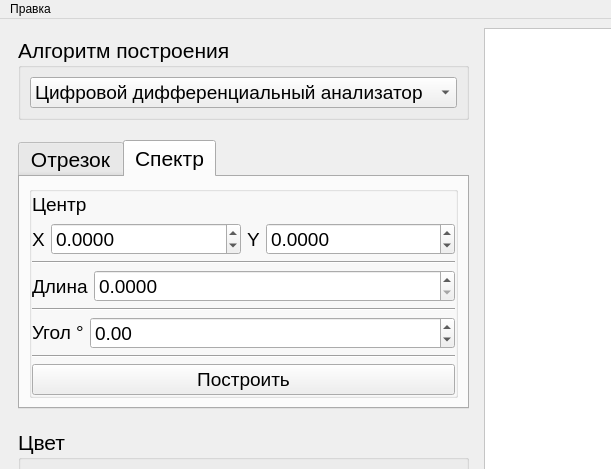
jayziga98/BMSTU-sem4-CG, file lab_03/lab_03/mainwindow.ui: the form before one commit; both pictures show x 0 to 611 and y 0 to 469 of the 1123 by 780 pixel window.
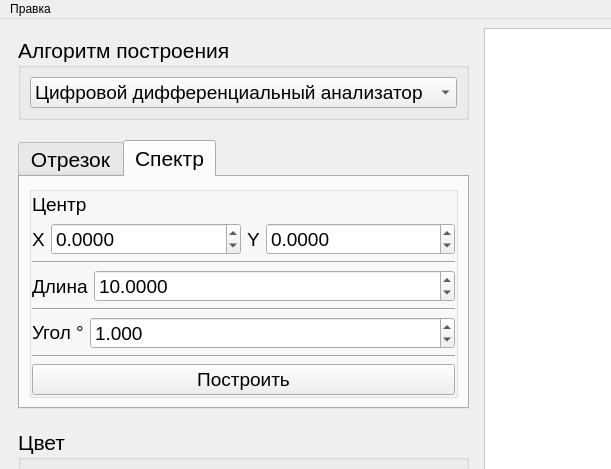
The form after the commit. The open tabs and pages were chosen to show the change.

Commit message: [LAB_03]: Добавлена версия для сдачи

```diff
--- a/lab_03/lab_03/mainwindow.ui
+++ b/lab_03/lab_03/mainwindow.ui
@@ -55,7 +55,7 @@
        <item row="1" column="0">
         <widget class="QTabWidget" name="tabWidget">
          <property name="sizePolicy">
-          <sizepolicy hsizetype="Minimum" vsizetype="Expanding">
+          <sizepolicy hsizetype="Minimum" vsizetype="Maximum">
            <horstretch>0</horstretch>
            <verstretch>0</verstretch>
           </sizepolicy>
@@ -371,15 +371,21 @@
                     <verstretch>0</verstretch>
                    </sizepolicy>
                   </property>
+                  <property name="decimals">
+                   <number>3</number>
+                  </property>
                   <property name="minimum">
-                   <double>-360.000000000000000</double>
+                   <double>0.500000000000000</double>
                   </property>
                   <property name="maximum">
-                   <double>360.000000000000000</double>
+                   <double>359.000000000000000</double>
                   </property>
                   <property name="singleStep">
                    <double>15.000000000000000</double>
                   </property>
+                  <property name="value">
+                   <double>1.000000000000000</double>
+                  </property>
                  </widget>
                 </item>
                </layout>
@@ -502,6 +508,9 @@
                     <property name="decimals">
                      <number>4</number>
                     </property>
+                    <property name="minimum">
+                     <double>5.000000000000000</double>
+                    </property>
                     <property name="maximum">
                      <double>9999.000000000000000</double>
                     </property>
@@ -509,7 +518,7 @@
                      <double>10.000000000000000</double>
                     </property>
                     <property name="value">
-                     <double>0.000000000000000</double>
+                     <double>10.000000000000000</double>
                     </property>
                    </widget>
                   </item>
```
Left out of the diff: 4 changed lines with no effect on the pictures. The commit also changes 2 other files.
